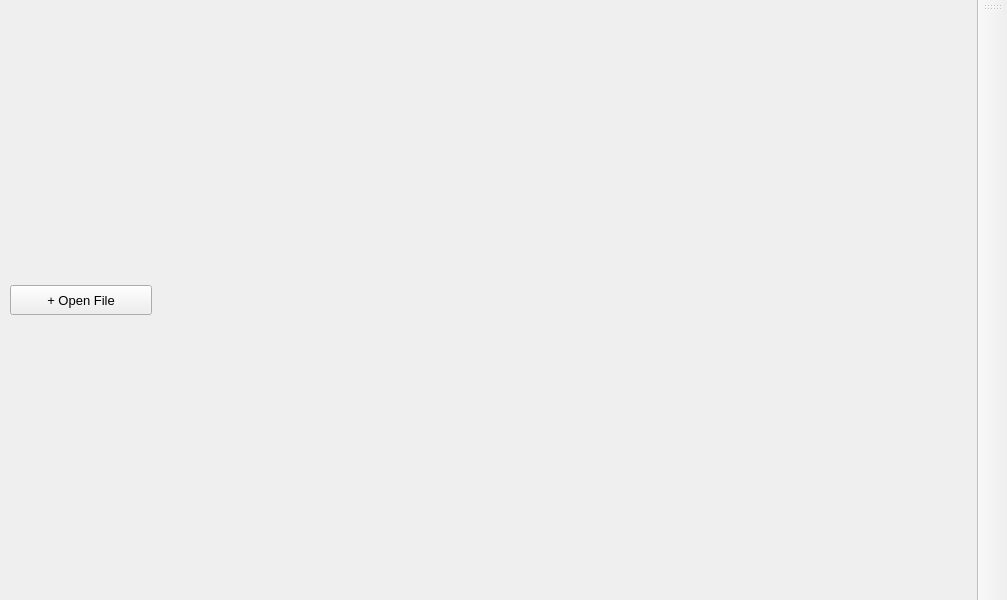
Old version of the form ui/Main_Window.ui in the repository VEDA-Five-Guys/Qt-doc-viewer.
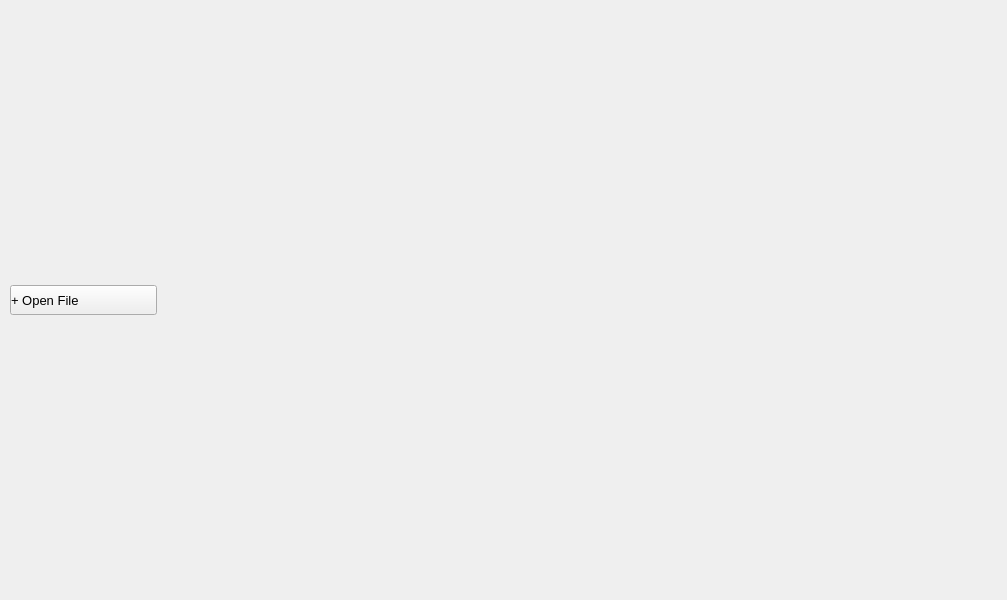
New version of the form.

The edit to the form file:
```diff
--- a/ui/Main_Window.ui
+++ b/ui/Main_Window.ui
@@ -35,6 +35,12 @@
     </property>
     <item row="0" column="0">
      <widget class="QScrollArea" name="file_list">
+      <property name="sizePolicy">
+       <sizepolicy hsizetype="Preferred" vsizetype="Preferred">
+        <horstretch>0</horstretch>
+        <verstretch>0</verstretch>
+       </sizepolicy>
+      </property>
       <property name="frameShape">
        <enum>QFrame::Shape::NoFrame</enum>
       </property>
@@ -49,13 +55,18 @@
         <rect>
          <x>0</x>
          <y>0</y>
-         <width>142</width>
+         <width>147</width>
          <height>559</height>
         </rect>
        </property>
+       <property name="styleSheet">
+        <string notr="true">QPushButton{
+	text-align: left;
+}</string>
+       </property>
        <layout class="QVBoxLayout" name="verticalLayout">
         <property name="spacing">
-         <number>10</number>
+         <number>0</number>
         </property>
         <property name="leftMargin">
          <number>0</number>
@@ -119,32 +130,6 @@
     </rect>
    </property>
   </widget>
-  <widget class="QToolBar" name="navigator">
-   <property name="minimumSize">
-    <size>
-     <width>30</width>
-     <height>0</height>
-    </size>
-   </property>
-   <property name="windowTitle">
-    <string>toolBar_2</string>
-   </property>
-   <property name="layoutDirection">
-    <enum>Qt::LayoutDirection::RightToLeft</enum>
-   </property>
-   <property name="orientation">
-    <enum>Qt::Orientation::Vertical</enum>
-   </property>
-   <property name="floatable">
-    <bool>true</bool>
-   </property>
-   <attribute name="toolBarArea">
-    <enum>RightToolBarArea</enum>
-   </attribute>
-   <attribute name="toolBarBreak">
-    <bool>false</bool>
-   </attribute>
-  </widget>
  </widget>
  <resources/>
  <connections/>
```
